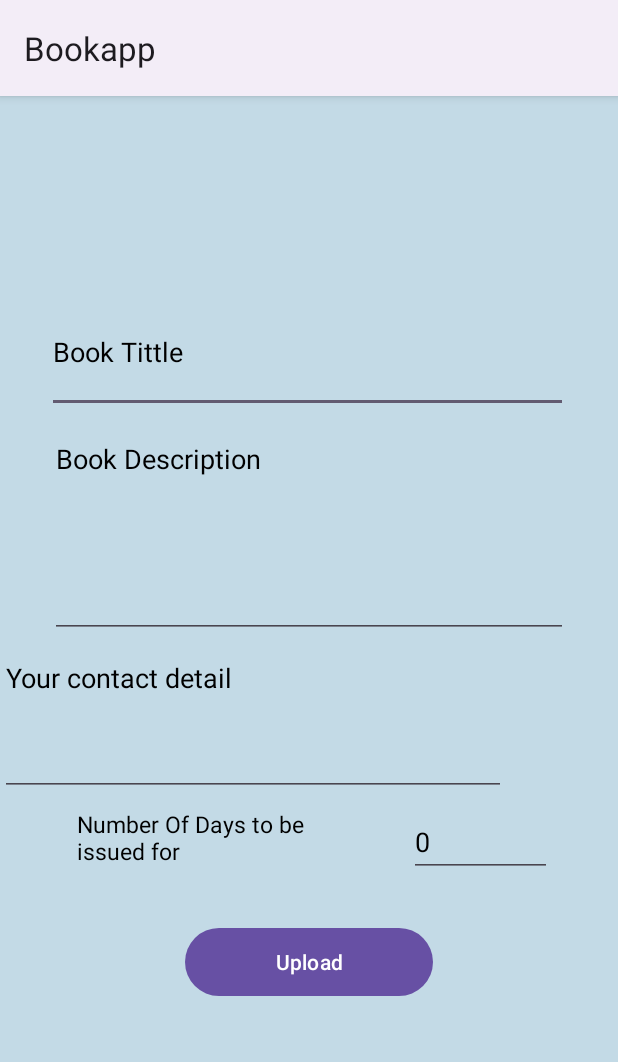
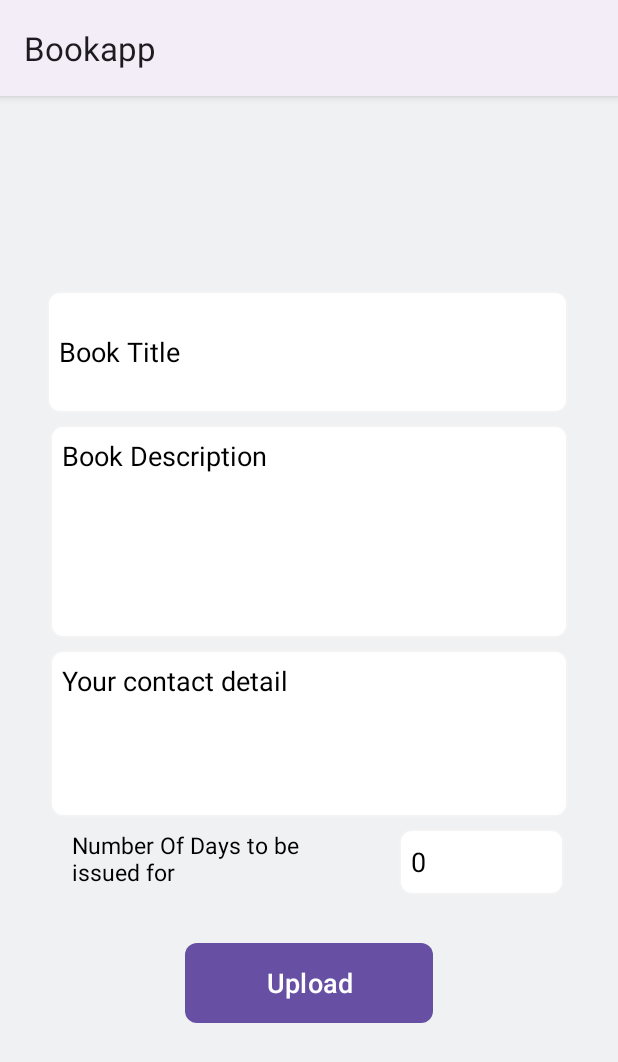
Before and after one commit to shubhiscoding/Bookapp, an Android app: the screen it shows after launch (ShareABook), after a tap on "Add a Book", on a phone screen of 412 x 824 dp. Shown: the top 1062 px of the screen. Run offline under Robolectric (Android 15) with nearby library versions, the phone set to English and light mode, and no system bars; Roboto replaces fonts that are not available here.

Commit message:
added new features

```diff
--- a/app/src/main/java/com/example/bookapp/MainActivity.kt
+++ b/app/src/main/java/com/example/bookapp/MainActivity.kt
@@ -25,7 +25,7 @@ class MainActivity : AppCompatActivity() {
         binding.apply {
             mRecyclerViewHome.adapter = adapter
             if(count<4){
-                list.add(BooksModel(R.drawable.book_1, "Rich Dad Poor Dad", "Book_description", "Owner's_contact", 5, false, count+1,0))
+                list.add(BooksModel(R.drawable.book_1, "Rich Dad Poor Dad", getString(R.string.rich_dad_poor), "Owner's_contact", 5, false, count+1,0))
                 count+=1
                 list.add(BooksModel(R.drawable.book_2, "Atomic Habit", getString(R.string.atomic_habit_descript), "Owner's_contact", 5, false, count+1,0))
                 count+=1
--- a/app/src/main/java/com/example/bookapp/ShareABook.kt
+++ b/app/src/main/java/com/example/bookapp/ShareABook.kt
@@ -33,8 +33,9 @@ class ShareABook : AppCompatActivity() {
             val desc = editTextDesc.text.toString()
             val contact = editText.text.toString()
             val days = editTextdays.text.toString().toInt()
-            if (title.isNotEmpty() && desc.isNotEmpty() && contact.isNotEmpty() && editTextdays.text.isNotEmpty()) {
+            if (title!="" && desc!="" && contact!="" && days>0) {
                 // Send the data back to MainActivity
+                Toast.makeText(this, "Successfully Created", Toast.LENGTH_LONG).show()
                 val resultIntent = Intent()
                 resultIntent.putExtra("title", title)
                 resultIntent.putExtra("desc", desc)
@@ -43,7 +44,7 @@ class ShareABook : AppCompatActivity() {
                 setResult(RESULT_OK, resultIntent)
                 finish()
             } else {
-                Toast.makeText(this, "Bakchodi maat karr", Toast.LENGTH_LONG).show()
+                Toast.makeText(this, "Fill All the fields", Toast.LENGTH_LONG).show()
             }
         }
     }
--- /dev/null
+++ b/app/src/main/res/drawable/button_background.xml
@@ -0,0 +1,3 @@
+<shape xmlns:android="http://schemas.android.com/apk/res/android">
+    <corners android:radius="8dp" />
+</shape>
--- /dev/null
+++ b/app/src/main/res/drawable/edit_text_background.xml
@@ -0,0 +1,7 @@
+<shape xmlns:android="http://schemas.android.com/apk/res/android">
+    <solid android:color="@android:color/white" />
+    <corners android:radius="8dp" />
+    <stroke
+        android:width="1dp"
+        android:color="@color/gray" />
+</shape>
--- a/app/src/main/res/layout/activity_details.xml
+++ b/app/src/main/res/layout/activity_details.xml
@@ -72,7 +72,7 @@
         android:ellipsize="end"
         android:fontFamily="@font/roboto_bold"
         android:maxLines="1"
-        android:text="Atomic Habit, Ayein Beagin begainbhaloo"
+        android:text="Atomic Habit"
         android:textColor="@color/black"
         android:textSize="24sp"
         app:layout_constraintEnd_toEndOf="parent"
--- a/app/src/main/res/layout/activity_share_abook.xml
+++ b/app/src/main/res/layout/activity_share_abook.xml
@@ -4,15 +4,25 @@
     xmlns:tools="http://schemas.android.com/tools"
     android:layout_width="match_parent"
     android:layout_height="match_parent"
-    android:background="#C3DAE6"
+    android:background="#EFF1F3"
     tools:context=".ShareABook">
 
     <Button
         android:id="@+id/upload"
         android:layout_width="165dp"
         android:layout_height="53dp"
+        android:layout_marginStart="32dp"
         android:layout_marginTop="32dp"
+        android:layout_marginEnd="32dp"
+        android:background="@drawable/button_background"
+        android:elevation="4dp"
+        android:paddingStart="16dp"
+        android:paddingTop="8dp"
+        android:paddingEnd="16dp"
+        android:paddingBottom="8dp"
         android:text="@string/upload"
+        android:textColor="@android:color/white"
+        android:textSize="18sp"
         app:layout_constraintEnd_toEndOf="parent"
         app:layout_constraintStart_toStartOf="parent"
         app:layout_constraintTop_toBottomOf="@+id/textView3"
@@ -23,9 +33,11 @@
         android:layout_width="347dp"
         android:layout_height="81dp"
         android:layout_marginTop="130dp"
+        android:background="@drawable/edit_text_background"
         android:ems="10"
         android:hint="@string/book_tittle"
         android:inputType="text"
+        android:padding="8dp"
         android:textColor="@color/black"
         android:textColorHint="@color/black"
         app:layout_constraintBottom_toTopOf="@+id/BookDesc"
@@ -41,10 +53,12 @@
         android:layout_height="142dp"
         android:layout_marginTop="8dp"
         android:autofillHints=""
+        android:background="@drawable/edit_text_background"
         android:ems="10"
         android:gravity="start|top"
         android:hint="@string/book_description"
         android:inputType="textMultiLine"
+        android:padding="8dp"
         android:textColor="@color/black"
         android:textColorHint="@color/black"
         app:layout_constraintEnd_toEndOf="parent"
@@ -54,28 +68,34 @@
 
     <EditText
         android:id="@+id/owner_contact"
-        android:layout_width="337dp"
-        android:layout_height="101dp"
-        android:layout_marginTop="4dp"
+        android:layout_width="345dp"
+        android:layout_height="111dp"
+        android:layout_marginTop="8dp"
+        android:background="@drawable/edit_text_background"
         android:ems="10"
         android:gravity="start|top"
         android:hint="@string/your_contact_detail"
         android:inputType="textMultiLine"
+        android:padding="8dp"
         android:textColor="@color/black"
         android:textColorHint="@color/black"
+        app:layout_constraintEnd_toEndOf="parent"
+        app:layout_constraintHorizontal_bias="0.5"
+        app:layout_constraintStart_toStartOf="parent"
         app:layout_constraintTop_toBottomOf="@+id/BookDesc"
-        tools:ignore="MissingConstraints"
-        tools:layout_editor_absoluteX="36dp" />
+        tools:ignore="MissingConstraints" />
 
     <EditText
         android:id="@+id/editTextNumber2"
-        android:layout_width="95dp"
-        android:layout_height="46dp"
+        android:layout_width="110dp"
+        android:layout_height="44dp"
         android:layout_marginTop="8dp"
-        android:layout_marginEnd="44dp"
+        android:layout_marginEnd="36dp"
+        android:background="@drawable/edit_text_background"
         android:ems="10"
         android:hint="@string/_0"
         android:inputType="number"
+        android:padding="8dp"
         android:textColor="@color/black"
         android:textColorHint="@color/black"
         app:layout_constraintEnd_toEndOf="parent"
--- a/app/src/main/res/values/strings.xml
+++ b/app/src/main/res/values/strings.xml
@@ -7,11 +7,13 @@
     <string name="booksdescview">booksdescview</string>
     <string name="add_a_book">Add a Book</string>
     <string name="upload">Upload</string>
-    <string name="book_tittle">Book Tittle</string>
+    <string name="book_tittle">Book Title</string>
     <string name="book_description">Book Description</string>
     <string name="your_contact_detail">Your contact detail</string>
     <string name="numberofdays">Number Of Days to be issued for</string>
     <string name="_0">0</string>
     <string name="borrowed_book">Borrowed Book</string>
     <string name="available">Available</string>
+    <string name="rich_dad_poor">\"Rich Dad Poor Dad\" by Robert T. Kiyosaki contrasts traditional financial advice with unconventional teachings from his best friend\'s father. The book challenges conventional beliefs about money, emphasizing financial literacy, asset acquisition, and passive income. Kiyosaki\'s perspective inspires a mindset shift towards entrepreneurship and wealth creation, making it a timeless guide for financial independence.</string>
+    <string name="borrowing_period">Borrowing Period:</string>
 </resources>
```
Also changed, not shown: app/src/main/res/layout/activity_contact_detail.xml (+13 -10 lines).
